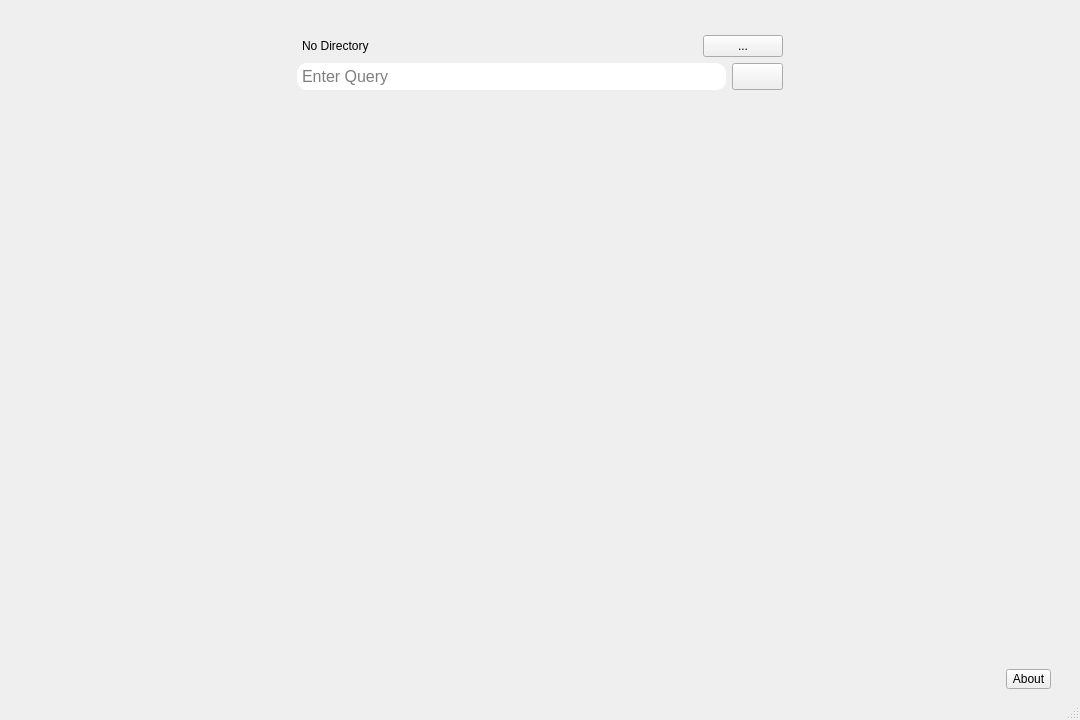
Above: DocuSeek.ui from ShidiqNH/DocuSeek before the change. Below: the same form after it.
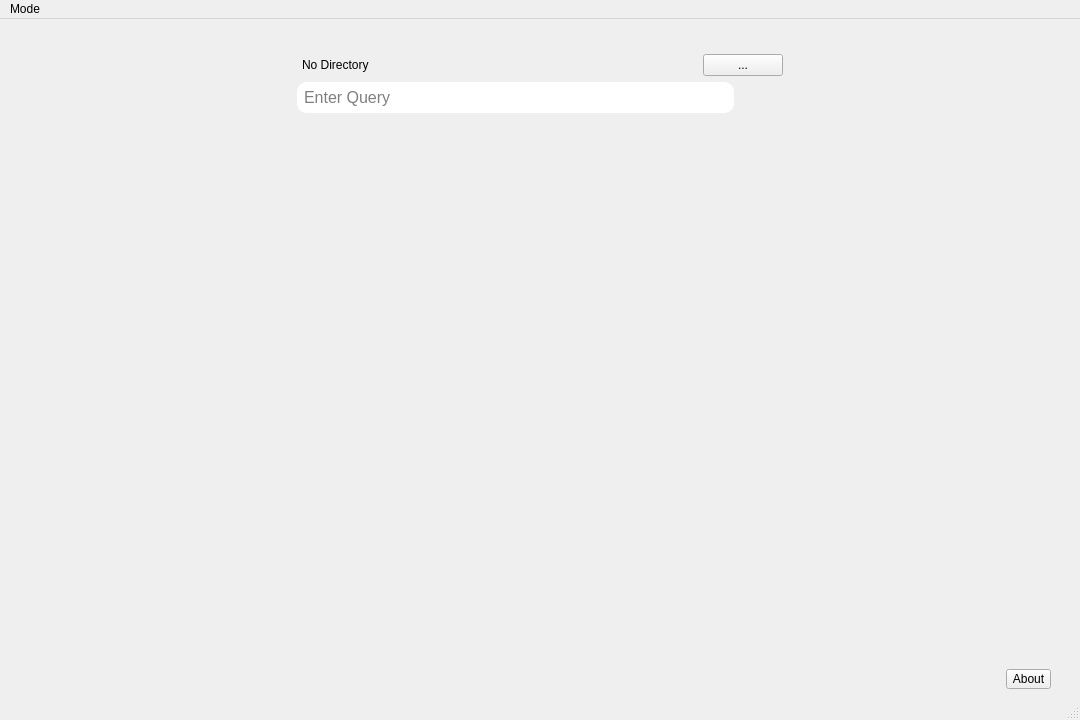
That is the form after the change. Icons and pictures are not drawn.

The edit to the form file:
```diff
--- a/DocuSeek.ui
+++ b/DocuSeek.ui
@@ -67,7 +67,7 @@
         </property>
         <property name="minimumSize">
          <size>
-          <width>20</width>
+          <width>24</width>
           <height>0</height>
          </size>
         </property>
@@ -92,7 +92,7 @@
          <x>0</x>
          <y>0</y>
          <width>1062</width>
-         <height>284</height>
+         <height>280</height>
         </rect>
        </property>
        <layout class="QVBoxLayout" name="verticalLayout"/>
@@ -153,9 +153,15 @@
           <pointsize>12</pointsize>
          </font>
         </property>
+        <property name="cursor">
+         <cursorShape>ArrowCursor</cursorShape>
+        </property>
+        <property name="autoFillBackground">
+         <bool>false</bool>
+        </property>
         <property name="styleSheet">
          <string notr="true">border-radius: 10px;
-padding: 3px;</string>
+padding: 5px;</string>
         </property>
         <property name="placeholderText">
          <string>Enter Query</string>
@@ -170,7 +176,7 @@
          </font>
         </property>
         <property name="styleSheet">
-         <string notr="true"/>
+         <string notr="true">border-radius:5px;</string>
         </property>
         <property name="text">
          <string/>
@@ -231,6 +237,14 @@
      <height>22</height>
     </rect>
    </property>
+   <widget class="QMenu" name="menuMode">
+    <property name="title">
+     <string>Mode</string>
+    </property>
+    <addaction name="actionTfidfVsm"/>
+    <addaction name="actionVsm"/>
+   </widget>
+   <addaction name="menuMode"/>
   </widget>
   <widget class="QStatusBar" name="statusbar"/>
  </widget>
```
Left out of the diff: 13 changed lines with no effect on the pictures.
